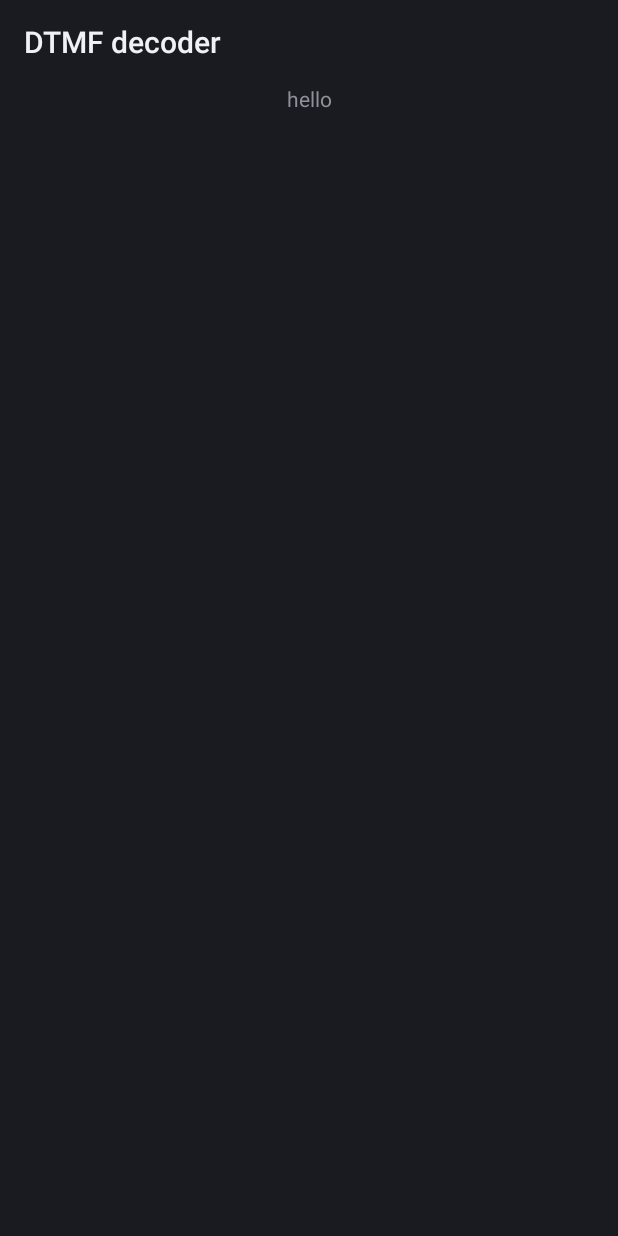
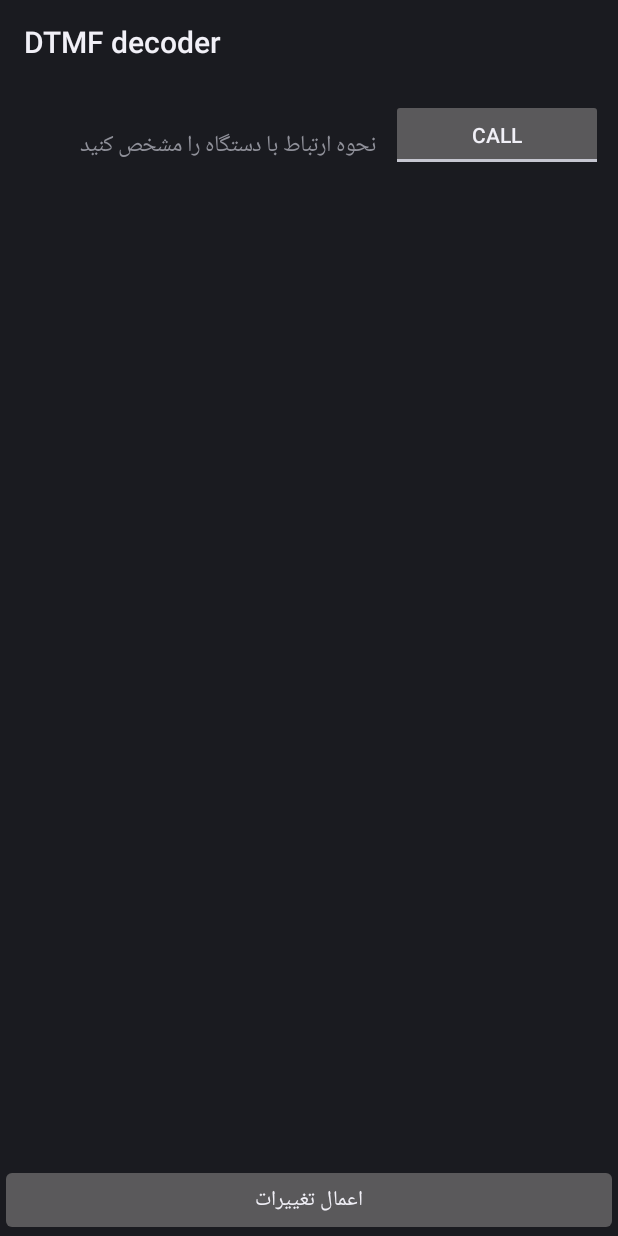
Before and after one commit to AliTaheriNastooh/AndroidAppOfsico, an Android app: the GetDetails screen opened directly, with no data from a screen before it, on a phone screen of 412 x 824 dp. Before the commit the screen is almost empty. Run offline under Robolectric (Android 15) with nearby library versions, the light colour scheme and no system bars.

Commit message:
i create some fragment of get detail to open or close windows and inow i want to start add sms feature

```diff
--- a/destin/app/build.gradle
+++ b/destin/app/build.gradle
@@ -30,6 +30,7 @@ dependencies {
     implementation fileTree(dir: 'libs', include: ['*.jar'])
     implementation 'com.android.support:appcompat-v7:23.4.0'
     implementation 'com.android.support.constraint:constraint-layout:1.1.2'
+    implementation 'com.android.support:support-v4:23.4.0'
     testImplementation 'junit:junit:4.12'
     androidTestImplementation 'com.android.support.test:runner:1.0.2'
     androidTestImplementation 'com.android.support.test.espresso:espresso-core:3.0.2'
--- a/destin/app/src/main/java/wpam/recognizer/ChooseActivity.java
+++ b/destin/app/src/main/java/wpam/recognizer/ChooseActivity.java
@@ -128,6 +128,12 @@ public class ChooseActivity  extends Activity {
             }
         }
     }
+    public void setIntentToNextPage(View view){
+        Intent intent1 = new Intent(this, GetDetails.class);
+        String message = "ChannelOff";
+        intent1.putExtra(EXTRA_MESSAGE1, message);
+        startActivity(intent1);
+    }
     public void getRecognizeDTMF(){
         Toast.makeText(this,"text"+ dtmf_decode.getRecognizeredText(),Toast.LENGTH_SHORT).show();
         Log.i("recognize Text----:", dtmf_decode.getRecognizeredText());
--- a/destin/app/src/main/java/wpam/recognizer/GetDetails.java
+++ b/destin/app/src/main/java/wpam/recognizer/GetDetails.java
@@ -1,13 +1,51 @@
 package wpam.recognizer;
 
 import android.app.Activity;
+import android.content.Intent;
 import android.os.Bundle;
+import android.support.v4.app.Fragment;
+import android.support.v4.app.FragmentActivity;
+import android.support.v4.app.FragmentManager;
+import android.util.TypedValue;
+import android.view.View;
+import android.widget.TextView;
 
-public class GetDetails extends Activity {
+public class GetDetails extends FragmentActivity {
+    String whichFragment="";
+    int a=0;
+    @Override
 
-    @Override
     protected void onCreate(Bundle savedInstanceState) {
         super.onCreate(savedInstanceState);
         setContentView(R.layout.activity_get_details);
+        TextView textOfToggleButton=(TextView)findViewById(R.id.textViewOfToogleButton2);
+        textOfToggleButton.setTextSize(TypedValue.COMPLEX_UNIT_SP, 15f);
+
+        Intent intent = getIntent();
+        whichFragment= intent.getStringExtra(ChooseActivity.EXTRA_MESSAGE1);
+
+
+
+    }
+
+    public void changeFragment(String desFragment){
+        Bundle bundle = new Bundle();
+        String myMessage = "Stackoverflow is cool!";
+        bundle.putString("message", myMessage );
+        Fragment fragment ;
+        switch (desFragment){
+            case "channel_on":
+                break;
+            case "channel_off":
+                break;
+            case "channel_state":
+                break;
+            default:
+        }
+        fragment.setArguments(bundle);
+        FragmentManager fm =getSupportFragmentManager();
+        android.support.v4.app.FragmentTransaction ft=fm.beginTransaction();
+        ft.replace(R.id.fragment,fragment);
+        ft.commit();
     }
 }
--- /dev/null
+++ b/destin/app/src/main/java/wpam/recognizer/backgroundFragment.java
@@ -0,0 +1,30 @@
+package wpam.recognizer;
+
+import android.content.Context;
+import android.net.Uri;
+import android.os.Bundle;
+import android.support.v4.app.Fragment;
+import android.view.LayoutInflater;
+import android.view.View;
+import android.view.ViewGroup;
+
+
+/**
+ * A simple {@link Fragment} subclass.
+ * Activities that contain this fragment must implement the
+ * {@link backgroundFragment.OnFragmentInteractionListener} interface
+ * to handle interaction events.
+ * Use the {@link backgroundFragment#newInstance} factory method to
+ * create an instance of this fragment.
+ */
+public class backgroundFragment extends Fragment {
+
+
+    @Override
+    public View onCreateView(LayoutInflater inflater, ViewGroup container,
+                             Bundle savedInstanceState) {
+        // Inflate the layout for this fragment
+        return inflater.inflate(R.layout.fragment_background, container, false);
+    }
+
+}
--- a/destin/app/src/main/res/layout/activity_choose.xml
+++ b/destin/app/src/main/res/layout/activity_choose.xml
@@ -88,7 +88,7 @@
                 android:layout_width="match_parent"
                 android:layout_height="wrap_content"
                 android:layout_margin="20dp"
-                android:onClick="CallButtonForGetChannel"
+                android:onClick="setIntentToNextPage"
                 android:text="تماس" />
         </LinearLayout>
 
--- a/destin/app/src/main/res/layout/activity_get_details.xml
+++ b/destin/app/src/main/res/layout/activity_get_details.xml
@@ -1,17 +1,54 @@
 <?xml version="1.0" encoding="utf-8"?>
-<android.support.constraint.ConstraintLayout xmlns:android="http://schemas.android.com/apk/res/android"
+<LinearLayout xmlns:android="http://schemas.android.com/apk/res/android"
     xmlns:app="http://schemas.android.com/apk/res-auto"
     xmlns:tools="http://schemas.android.com/tools"
     android:layout_width="match_parent"
     android:layout_height="match_parent"
+    android:orientation="vertical"
     tools:context=".GetDetails">
 
-    <TextView
-        android:id="@+id/textView"
-        android:layout_width="wrap_content"
+    <LinearLayout
+        android:layout_width="match_parent"
         android:layout_height="wrap_content"
-        android:text="hello"
-        app:layout_constraintEnd_toEndOf="parent"
-        app:layout_constraintStart_toStartOf="parent"
-        tools:layout_editor_absoluteY="75dp" />
-</android.support.constraint.ConstraintLayout>
+        android:orientation="horizontal">
+
+        <TextView
+            android:id="@+id/textViewOfToogleButton2"
+            android:layout_width="wrap_content"
+            android:layout_height="wrap_content"
+            android:layout_marginTop="15dp"
+            android:layout_weight="1"
+            android:text="نحوه ارتباط با دستگاه را مشخص کنید" />
+
+        <ToggleButton
+            android:id="@+id/simpleSwitch2"
+            android:layout_width="wrap_content"
+            android:layout_height="wrap_content"
+            android:layout_margin="10dp"
+            android:layout_weight="1"
+            android:text="SMS/Call......."
+            android:textOff="Call"
+            android:textOn="SMS" />
+    </LinearLayout>
+
+    <fragment
+        android:id="@+id/fragment"
+        android:name="wpam.recognizer.backgroundFragment"
+        android:layout_width="match_parent"
+        android:layout_height="wrap_content" />
+
+    <LinearLayout
+        android:layout_width="match_parent"
+        android:layout_height="match_parent"
+        android:gravity="bottom|center"
+        android:orientation="vertical">
+
+        <Button
+            android:id="@+id/button4"
+            android:layout_width="match_parent"
+            android:layout_height="wrap_content"
+            android:onClick="setDetails"
+            android:text="اعمال تغییرات" />
+    </LinearLayout>
+
+</LinearLayout>
--- a/destin/app/src/main/res/layout/fragment_get_channel_number_and_call.xml
+++ b/destin/app/src/main/res/layout/fragment_background.xml
@@ -3,9 +3,8 @@
     xmlns:tools="http://schemas.android.com/tools"
     android:layout_width="match_parent"
     android:layout_height="match_parent"
-    tools:context=".getChannelNumberAndCall">
+    tools:context=".backgroundFragment">
 
     <!-- TODO: Update blank fragment layout -->
 
-
 </FrameLayout>
```
Also changed, not shown: destin/app/src/main/java/wpam/recognizer/Channel_Off.java (added, +128 -0 lines), destin/app/src/main/java/wpam/recognizer/channelOn.java (added, +31 -0 lines), destin/app/src/main/java/wpam/recognizer/getChannelNumberAndCall.java (+12 -12 lines), destin/app/src/main/java/wpam/recognizer/showChannelState.java (+18 -3 lines), destin/app/src/main/res/layout/fragment_channel__off.xml (added, +143 -0 lines), destin/app/src/main/res/layout/fragment_channel_on.xml (added, +43 -0 lines), destin/app/src/main/res/layout/fragment_show_channel_state.xml (+4 -38 lines), 60 other files.
